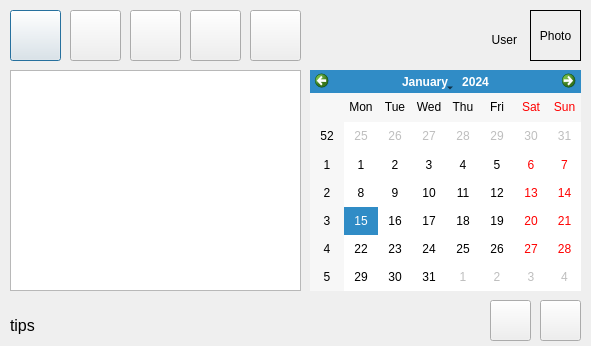
Before: the Qt Designer form forms/mainForm.ui in MrKykypy3ka/SRM_IT, drawn with Qt 5.
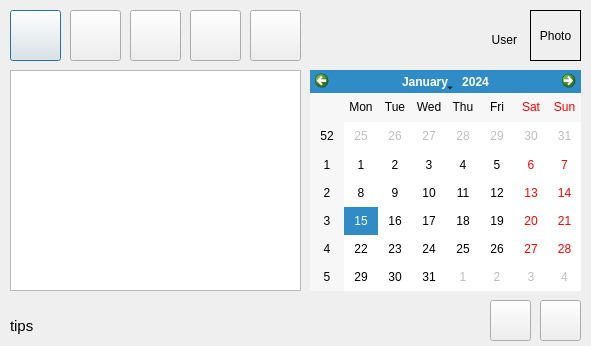
After: the same form once the commit is applied. Icons and pictures are not drawn.

What changed in the file:
```diff
--- a/forms/mainForm.ui
+++ b/forms/mainForm.ui
@@ -131,7 +131,7 @@
    </property>
    <property name="font">
     <font>
-     <pointsize>12</pointsize>
+     <pointsize>11</pointsize>
     </font>
    </property>
    <property name="text">
```
